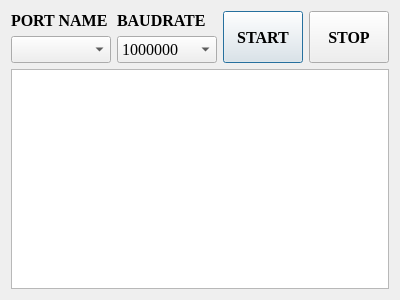
thinkexist1989/um_qt, file settingsdlg.ui: the form before one commit.
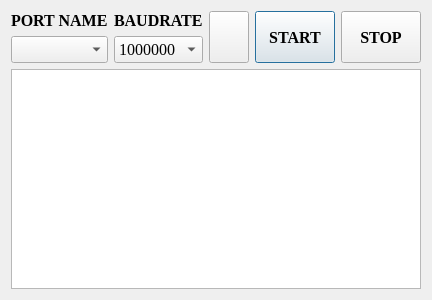
The form after the commit. Icons and pictures are not drawn.

The edit to the form file:
```diff
--- a/settingsdlg.ui
+++ b/settingsdlg.ui
@@ -15,9 +15,15 @@
   </property>
   <layout class="QGridLayout" name="gridLayout">
    <item row="0" column="0">
-    <layout class="QGridLayout" name="gridLayout_4" columnstretch="2,2,1,1">
-     <item row="0" column="0">
-      <widget class="QLabel" name="label_4">
+    <layout class="QGridLayout" name="gridLayout_4" columnstretch="3,3,1,2,2">
+     <item row="0" column="3" rowspan="2">
+      <widget class="QPushButton" name="startBtn">
+       <property name="sizePolicy">
+        <sizepolicy hsizetype="Preferred" vsizetype="Preferred">
+         <horstretch>0</horstretch>
+         <verstretch>0</verstretch>
+        </sizepolicy>
+       </property>
        <property name="font">
         <font>
          <family>Times New Roman</family>
@@ -27,7 +33,11 @@
         </font>
        </property>
        <property name="text">
-        <string>PORT NAME</string>
+        <string>START</string>
+       </property>
+       <property name="icon">
+        <iconset resource="Resource.qrc">
+         <normaloff>:/icons/start.ico</normaloff>:/icons/start.ico</iconset>
        </property>
       </widget>
      </item>
@@ -49,21 +59,6 @@
        </property>
       </widget>
      </item>
-     <item row="0" column="1">
-      <widget class="QLabel" name="label_5">
-       <property name="font">
-        <font>
-         <family>Times New Roman</family>
-         <pointsize>12</pointsize>
-         <weight>75</weight>
-         <bold>true</bold>
-        </font>
-       </property>
-       <property name="text">
-        <string>BAUDRATE</string>
-       </property>
-      </widget>
-     </item>
      <item row="1" column="1">
       <widget class="QComboBox" name="baudBox">
        <property name="sizePolicy">
@@ -123,32 +118,7 @@
        </item>
       </widget>
      </item>
-     <item row="0" column="2" rowspan="2">
-      <widget class="QPushButton" name="startBtn">
-       <property name="sizePolicy">
-        <sizepolicy hsizetype="Preferred" vsizetype="Preferred">
-         <horstretch>0</horstretch>
-         <verstretch>0</verstretch>
-        </sizepolicy>
-       </property>
-       <property name="font">
-        <font>
-         <family>Times New Roman</family>
-         <pointsize>12</pointsize>
-         <weight>75</weight>
-         <bold>true</bold>
-        </font>
-       </property>
-       <property name="text">
-        <string>START</string>
-       </property>
-       <property name="icon">
-        <iconset resource="Resource.qrc">
-         <normaloff>:/icons/start.ico</normaloff>:/icons/start.ico</iconset>
-       </property>
-      </widget>
-     </item>
-     <item row="0" column="3" rowspan="2">
+     <item row="0" column="4" rowspan="2">
       <widget class="QPushButton" name="stopBtn">
        <property name="sizePolicy">
         <sizepolicy hsizetype="Preferred" vsizetype="Preferred">
@@ -173,6 +143,59 @@
        </property>
       </widget>
      </item>
+     <item row="0" column="1">
+      <widget class="QLabel" name="label_5">
+       <property name="font">
+        <font>
+         <family>Times New Roman</family>
+         <pointsize>12</pointsize>
+         <weight>75</weight>
+         <bold>true</bold>
+        </font>
+       </property>
+       <property name="text">
+        <string>BAUDRATE</string>
+       </property>
+      </widget>
+     </item>
+     <item row="0" column="0">
+      <widget class="QLabel" name="label_4">
+       <property name="font">
+        <font>
+         <family>Times New Roman</family>
+         <pointsize>12</pointsize>
+         <weight>75</weight>
+         <bold>true</bold>
+        </font>
+       </property>
+       <property name="text">
+        <string>PORT NAME</string>
+       </property>
+      </widget>
+     </item>
+     <item row="0" column="2" rowspan="2">
+      <widget class="QPushButton" name="refreshBtn">
+       <property name="sizePolicy">
+        <sizepolicy hsizetype="Expanding" vsizetype="Expanding">
+         <horstretch>0</horstretch>
+         <verstretch>0</verstretch>
+        </sizepolicy>
+       </property>
+       <property name="text">
+        <string/>
+       </property>
+       <property name="icon">
+        <iconset resource="Resource.qrc">
+         <normaloff>:/icons/refresh.ico</normaloff>:/icons/refresh.ico</iconset>
+       </property>
+       <property name="iconSize">
+        <size>
+         <width>20</width>
+         <height>20</height>
+        </size>
+       </property>
+      </widget>
+     </item>
     </layout>
    </item>
    <item row="1" column="0">
```
